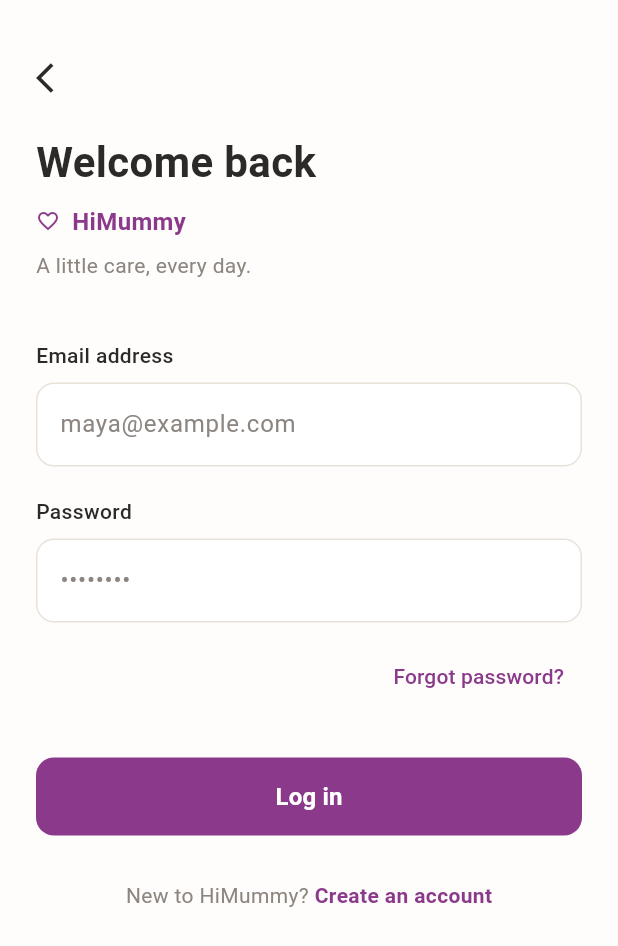
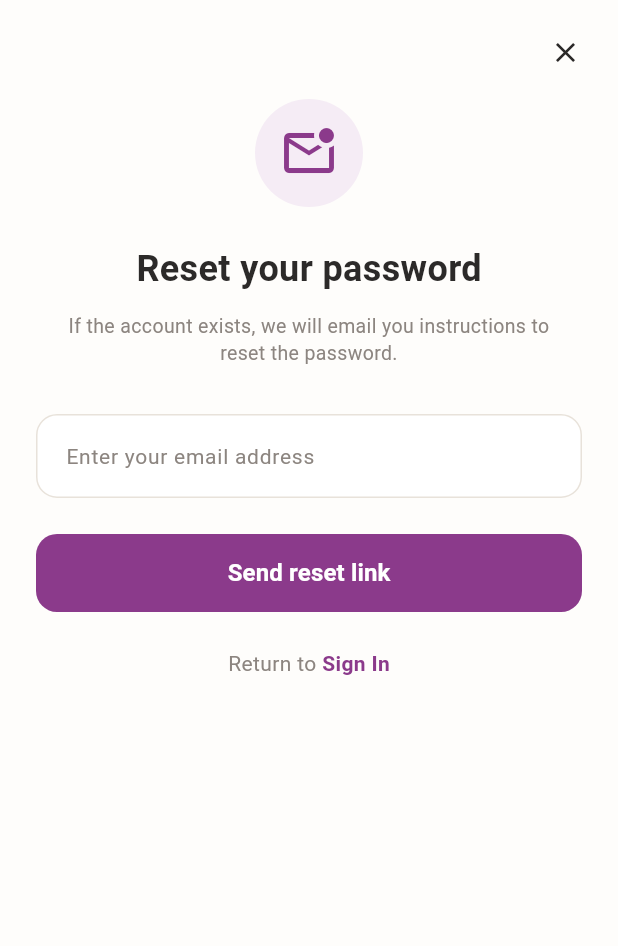
Before and after one commit to cepdnaclk/e22-3yp-himummy, a Flutter app: the screen it shows after launch, after a tap on "Forgot password?", on a phone screen of 412 x 824 dp. Shown: the top 946 px of the screen. Run offline on Flutter 3.47's test engine with Material 3 defaults, Android fonts, the phone set to English and light mode, and no system bars; our stand-ins replace fl_chart; Roboto replaces fonts that are missing (Nunito Sans).

Commit message:
feat: implement forgot password screen and link from login view

```diff
--- /dev/null
+++ b/code/himummy_mobile/lib/presentation/screens/auth/forgot_password_screen.dart
@@ -0,0 +1,176 @@
+import 'package:flutter/material.dart';
+import '../../../core/constants/app_colors.dart';
+
+class ForgotPasswordScreen extends StatefulWidget {
+  const ForgotPasswordScreen({Key? key}) : super(key: key);
+
+  @override
+  State<ForgotPasswordScreen> createState() => _ForgotPasswordScreenState();
+}
+
+class _ForgotPasswordScreenState extends State<ForgotPasswordScreen> {
+  final TextEditingController _emailController = TextEditingController();
+
+  @override
+  void dispose() {
+    _emailController.dispose();
+    super.dispose();
+  }
+
+  @override
+  Widget build(BuildContext context) {
+    return Scaffold(
+      backgroundColor: AppColors.backgroundWhite,
+      body: SafeArea(
+        child: SingleChildScrollView(
+          padding: const EdgeInsets.symmetric(horizontal: 24.0, vertical: 24.0),
+          child: Column(
+            crossAxisAlignment: CrossAxisAlignment.center,
+            children: [
+              // Top close button alignment
+              Align(
+                alignment: Alignment.topRight,
+                child: GestureDetector(
+                  onTap: () => Navigator.pop(context),
+                  child: const Icon(
+                    Icons.close,
+                    color: AppColors.textDark,
+                    size: 22,
+                  ),
+                ),
+              ),
+
+              const SizedBox(height: 20),
+
+              // Envelope Icon
+              Container(
+                padding: const EdgeInsets.all(16),
+                decoration: BoxDecoration(
+                  color: AppColors.lightPurpleBg,
+                  shape: BoxShape.circle,
+                ),
+                child: const Icon(
+                  Icons.mark_email_unread_outlined,
+                  size: 40,
+                  color: AppColors.primaryPurple,
+                ),
+              ),
+
+              const SizedBox(height: 24),
+
+              // Title
+              const Text(
+                'Reset your password',
+                style: TextStyle(
+                  fontSize: 24,
+                  fontWeight: FontWeight.bold,
+                  color: AppColors.textDark,
+                ),
+              ),
+
+              const SizedBox(height: 12),
+
+              // Instructions
+              const Padding(
+                padding: EdgeInsets.symmetric(horizontal: 16.0),
+                child: Text(
+                  'If the account exists, we will email you instructions to reset the password.',
+                  textAlign: TextAlign.center,
+                  style: TextStyle(
+                    fontSize: 13,
+                    color: AppColors.textMuted,
+                    height: 1.4,
+                  ),
+                ),
+              ),
+
+              const SizedBox(height: 32),
+
+              // Email input field
+              TextField(
+                controller: _emailController,
+                keyboardType: TextInputType.emailAddress,
+                decoration: InputDecoration(
+                  hintText: 'Enter your email address',
+                  hintStyle: const TextStyle(color: AppColors.textMuted, fontSize: 14),
+                  filled: true,
+                  fillColor: AppColors.cardWhite,
+                  contentPadding: const EdgeInsets.symmetric(horizontal: 16, vertical: 16),
+                  border: OutlineInputBorder(
+                    borderRadius: BorderRadius.circular(14),
+                    borderSide: const BorderSide(color: AppColors.borderGrey),
+                  ),
+                  enabledBorder: OutlineInputBorder(
+                    borderRadius: BorderRadius.circular(14),
+                    borderSide: const BorderSide(color: AppColors.borderGrey),
+                  ),
+                  focusedBorder: OutlineInputBorder(
+                    borderRadius: BorderRadius.circular(14),
+                    borderSide: const BorderSide(color: AppColors.primaryPurple, width: 1.5),
+                  ),
+                ),
+              ),
+
+              const SizedBox(height: 24),
+
+              // Send reset link button (using primary theme color)
+              SizedBox(
+                width: double.infinity,
+                height: 52,
+                child: ElevatedButton(
+                  onPressed: () {
+                    // Handle password reset action
+                    // e.g., show success message or pop
+                    Navigator.pop(context);
+                  },
+                  style: ElevatedButton.styleFrom(
+                    backgroundColor: AppColors.primaryPurple,
+                    shape: RoundedRectangleBorder(
+                      borderRadius: BorderRadius.circular(14),
+                    ),
+                    elevation: 0,
+                  ),
+                  child: const Text(
+                    'Send reset link',
+                    style: TextStyle(
+                      fontSize: 16,
+                      fontWeight: FontWeight.w600,
+                      color: Colors.white,
+                    ),
+                  ),
+                ),
+              ),
+
+              const SizedBox(height: 24),
+
+              // Return to Sign In link
+              Row(
+                mainAxisAlignment: MainAxisAlignment.center,
+                children: [
+                  const Text(
+                    'Return to ',
+                    style: TextStyle(
+                      fontSize: 14,
+                      color: AppColors.textMuted,
+                    ),
+                  ),
+                  GestureDetector(
+                    onTap: () => Navigator.pop(context),
+                    child: const Text(
+                      'Sign In',
+                      style: TextStyle(
+                        fontSize: 14,
+                        fontWeight: FontWeight.bold,
+                        color: AppColors.primaryPurple,
+                      ),
+                    ),
+                  ),
+                ],
+              ),
+            ],
+          ),
+        ),
+      ),
+    );
+  }
+}
--- a/code/himummy_mobile/lib/presentation/screens/auth/login_screen.dart
+++ b/code/himummy_mobile/lib/presentation/screens/auth/login_screen.dart
@@ -2,6 +2,7 @@ import 'package:flutter/material.dart';
 import '../../../core/constants/app_colors.dart';
 import 'registration_screen.dart';
 import '../dashboard/home_dashboard_screen.dart';
+import 'forgot_password_screen.dart';
 
 class LoginScreen extends StatefulWidget {
   const LoginScreen({Key? key}) : super(key: key);
@@ -169,6 +170,10 @@ class _LoginScreenState extends State<LoginScreen> {
                   child: TextButton(
                     onPressed: () {
                       // Handle forgot password logic
+                      Navigator.push(
+                        context,
+                        MaterialPageRoute(builder: (context) => const ForgotPasswordScreen()),
+                      );
                     },
                     child: const Text(
                       'Forgot password?',
```
